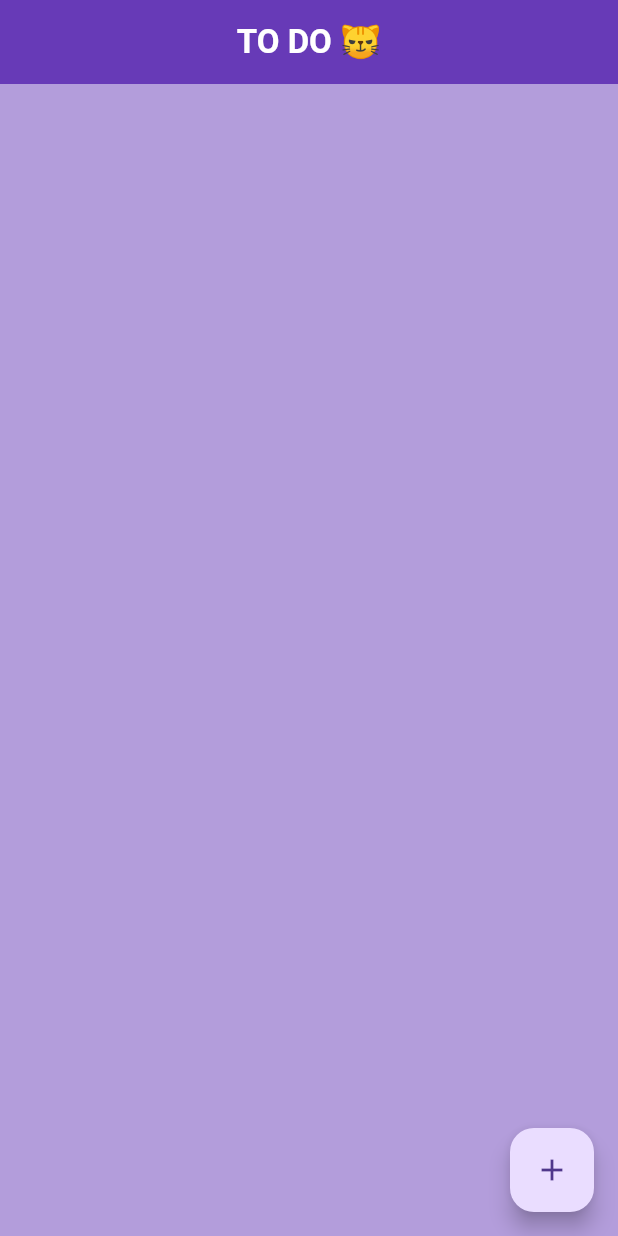
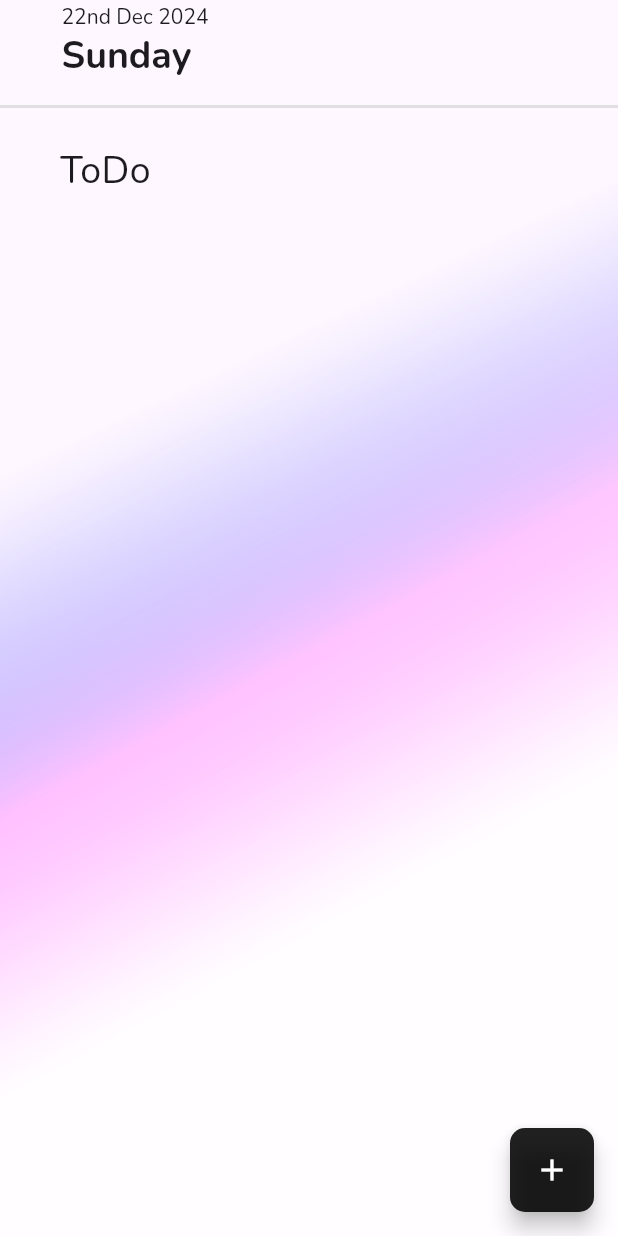
Before and after one commit to BenoChristopher/Minimal-TodoApp-Flutter, a Flutter app: the screen it shows after launch, on a phone screen of 412 x 824 dp. Run offline on Flutter 3.47's test engine with Material 3 defaults, Android fonts, the phone set to English and light mode, and no system bars; our stand-ins replace flutter_slidable, google_fonts, hive, hive_flutter; accounts and stored records are empty.

Commit message:
feat add date and day

```diff
--- a/lib/main.dart
+++ b/lib/main.dart
@@ -1,4 +1,5 @@
 import 'package:flutter/material.dart';
+import 'package:google_fonts/google_fonts.dart';
 import 'package:hive/hive.dart';
 import 'package:hive_flutter/hive_flutter.dart';
 
@@ -22,6 +23,7 @@ class MyApp extends StatelessWidget {
       debugShowCheckedModeBanner: false,
       home: HomePage(),
       theme: ThemeData(
+        textTheme: GoogleFonts.nunitoTextTheme(),
         primarySwatch: Colors.green,
       ),
     );
--- /dev/null
+++ b/lib/pages/components/dateandtime.dart
@@ -0,0 +1,62 @@
+import 'package:flutter/material.dart';
+import 'package:intl/intl.dart';
+import 'package:google_fonts/google_fonts.dart';
+
+class Datetimemonth extends StatelessWidget {
+  String getFormattedDateTime() {
+    DateTime now = DateTime.now();
+
+    // Format the day with suffix (e.g., 18th)
+    String day = DateFormat('d').format(now);
+    String suffix;
+    if (day.endsWith('1') && day != '11') {
+      suffix = 'st';
+    } else if (day.endsWith('2') && day != '12') {
+      suffix = 'nd';
+    } else if (day.endsWith('3') && day != '13') {
+      suffix = 'rd';
+    } else {
+      suffix = 'th';
+    }
+
+    // Combine formatted date and day of the week
+    String formattedDate =
+        '${day}${suffix} ${DateFormat('MMM yyyy').format(now)}';
+
+    String formattedDay = '${DateFormat('EEEE').format(now)}';
+
+    return '$formattedDate';
+  }
+
+  String getFormattedDay() {
+    DateTime now = DateTime.now();
+
+    String formattedDay = '${DateFormat('EEEE').format(now)}';
+
+    return '$formattedDay';
+  }
+
+  const Datetimemonth({super.key});
+
+  @override
+  Widget build(BuildContext context) {
+    return Padding(
+      padding: const EdgeInsets.only(
+        left: 25,
+      ),
+      child: Column(
+        crossAxisAlignment: CrossAxisAlignment.start,
+        children: [
+          Text(getFormattedDateTime(),
+              style: GoogleFonts.nunito(textStyle: TextStyle(fontSize: 14))),
+          Text(
+            getFormattedDay(),
+            style: GoogleFonts.nunito(
+                textStyle:
+                    TextStyle(fontSize: 25.0, fontWeight: FontWeight.bold)),
+          ),
+        ],
+      ),
+    );
+  }
+}
--- a/lib/pages/components/todotile.dart
+++ b/lib/pages/components/todotile.dart
@@ -1,5 +1,7 @@
 import 'package:flutter/material.dart';
 import 'package:flutter_slidable/flutter_slidable.dart';
+import 'package:google_fonts/google_fonts.dart';
+import 'package:hive/hive.dart';
 
 class TodoTile extends StatelessWidget {
   TodoTile(
@@ -19,9 +21,9 @@ class TodoTile extends StatelessWidget {
 
   @override
   Widget build(BuildContext context) {
-    return Padding(
-      padding: EdgeInsets.only(left: 25, right: 25, top: 25),
-      child: Slidable(
+    return Column(
+      children: [
+        Slidable(
           endActionPane: ActionPane(motion: StretchMotion(), children: [
             SlidableAction(
               onPressed: deleteTask,
@@ -32,7 +34,8 @@ class TodoTile extends StatelessWidget {
           ]),
           child: Container(
             child: Padding(
-            padding: EdgeInsets.all(20.0),
+              padding:
+                  EdgeInsets.only(left: 25.0, right: 25.0, top: 25, bottom: 25),
               child: Row(
                 children: [
                   Checkbox(
@@ -43,6 +46,7 @@ class TodoTile extends StatelessWidget {
                   Text(
                     taskName,
                     style: TextStyle(
+                        fontSize: 18,
                         color: Colors.black,
                         decoration: taskCompleted
                             ? TextDecoration.lineThrough
@@ -51,11 +55,17 @@ class TodoTile extends StatelessWidget {
                 ],
               ),
             ),
-          decoration: BoxDecoration(
-              color: Colors.deepPurple[100],
-              borderRadius: BorderRadius.circular(12.0)),
           ),
         ),
+
+        // Divider between active and completed tasks
+        // Divider(indent: 10, thickness: 2, color: Colors.grey[300]),
+        // Container(
+        //   width: 360,
+        //   height: 2,
+        //   decoration: BoxDecoration(color: Colors.black12),
+        // )
+      ],
     );
   }
 }
--- a/lib/pages/homepage.dart
+++ b/lib/pages/homepage.dart
@@ -1,6 +1,8 @@
 import 'package:exercise2_app/data/database.dart';
 import 'package:flutter/material.dart';
+import 'package:google_fonts/google_fonts.dart';
 import 'package:hive/hive.dart';
+import 'components/dateandtime.dart';
 import 'components/dialogbox.dart';
 import 'components/todotile.dart';
 
@@ -82,26 +84,65 @@ class _TodoPageState extends State<HomePage> {
     db.updateData();
   }
 
+  void taskDone() {}
+
+  var date = DateTime.now();
+
   @override
   Widget build(BuildContext context) {
     return Scaffold(
-      backgroundColor: Colors.deepPurple[200],
       appBar: AppBar(
         elevation: 0,
-        backgroundColor: Colors.deepPurple,
-        title: Center(
-          child: Text('TO DO 😼',
-              style:
-                  TextStyle(color: Colors.white, fontWeight: FontWeight.bold)),
-        ),
+        title: Datetimemonth(),
+        // title: Center(
+        //   child: Text(date.toString(),
+        //       style: TextStyle(fontWeight: FontWeight.bold)),
+        // ),
       ),
       floatingActionButton: FloatingActionButton(
+        backgroundColor: Colors.black87,
+        shape: RoundedRectangleBorder(borderRadius: BorderRadius.circular(10)),
+
         onPressed: createNewTask,
         // to create new task
 
-        child: Icon(Icons.add),
+        child: Icon(
+          Icons.add,
+          color: Colors.white,
         ),
-      body: ListView.builder(
+      ),
+      body: Stack(children: [
+        // Positioned.fill(
+        //     child: Image.asset(
+        //   'assets/v904-nunny-012-f.jpg',
+        //   fit: BoxFit.fill,
+        // )),
+
+        Positioned.fill(
+            child: Image.asset(
+          'assets/vecteezy_purple-gradient-shade_21103429.png',
+          fit: BoxFit.fitHeight,
+        )),
+        Column(
+          crossAxisAlignment: CrossAxisAlignment.start,
+          children: [
+            // Divider between active and completed tasks
+            Divider(
+              thickness: 2,
+              color: Colors.grey[300],
+              height: 30,
+            ),
+            Padding(
+              padding: const EdgeInsets.only(
+                left: 40,
+                top: 10,
+              ),
+              child: Text('ToDo',
+                  style:
+                      GoogleFonts.nunito(textStyle: TextStyle(fontSize: 25))),
+            ),
+            Expanded(
+              child: ListView.builder(
                 itemCount: db.todoList.length,
                 itemBuilder: (context, index) => TodoTile(
                   taskName: db.todoList[index][0],
@@ -110,6 +151,10 @@ class _TodoPageState extends State<HomePage> {
                   deleteTask: (context) => deleteTask(index),
                 ),
               ),
+            ),
+          ],
+        ),
+      ]),
     );
   }
 }
```
Also changed, not shown: pubspec.yaml (+5 -2 lines), assets/v904-nunny-012-f.jpg (added), assets/vecteezy_purple-gradient-shade_21103429.png (added), pubspec.lock. Lines whose indentation alone changed are shown as unchanged.
